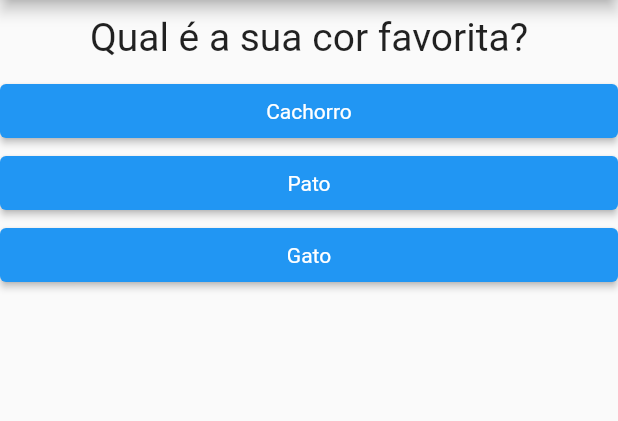
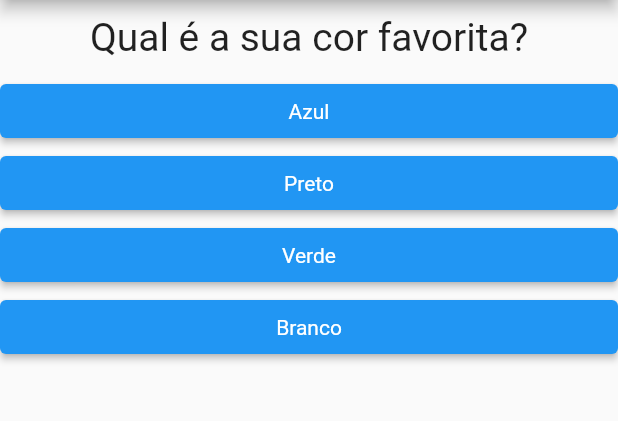
Before and after one commit to GabrielMerigo/quiz, a Flutter app: the screen it shows after launch, on a phone screen of 412 x 824 dp, the part 84-505 px from its top. Run offline on Flutter 3.47's test engine with Material 2 defaults, Android fonts, the phone set to English and light mode, and no system bars.

Commit message:
creating components

```diff
--- a/lib/main.dart
+++ b/lib/main.dart
@@ -1,48 +1,61 @@
 // ignore_for_file: avoid_print
 
 import 'package:flutter/material.dart';
-
-import './questão.dart';
-import './resposta.dart';
+import 'package:quiz/widgets/question%C3%A1rio.dart';
+import 'package:quiz/widgets/resposta.dart';
 
 main() => runApp(PerguntaApp());
 
 class PerguntaAppState extends State<PerguntaApp> {
   var perguntaSelecionada = 0;
+  final List<Map<String, Object>> _perguntas = const [
+    {
+      'texto': 'Qual é a sua cor favorita?',
+      'respostas': ['Azul', 'Preto', 'Verde', 'Branco']
+    },
+    {
+      'texto': 'Qual é o seu animal favorito?',
+      'respostas': ['Cachorro', 'Gato', 'Elefante']
+    },
+    {
+      'texto': 'Qual é o seu time favorito?',
+      'respostas': ['Binter', 'GRÊMIO', 'flamerda', 'GRÊMIO']
+    },
+  ];
 
   responder() {
     setState(() {
       perguntaSelecionada++;
     });
-    print('Pergunta respondida!');
+    print(perguntaSelecionada);
+  }
+
+  bool get temPerguntaSelecionada {
+    return perguntaSelecionada < _perguntas.length;
   }
 
   @override
   Widget build(BuildContext context) {
-    const List<Map<String, Object>> perguntas = [
-      {
-        'texto': 'Qual é a sua cor favorita?',
-        'respostas': ['Azul', 'Preto', 'Verde', 'Branco']
-      },
-      {
-        'texto': 'Qual é o seu animal favorito?',
-        'respostas': ['Cachorro', 'Gato', 'Elefante']
-      },
-    ];
+    List<String> respostas = temPerguntaSelecionada
+        ? _perguntas[perguntaSelecionada].cast()['respostas']
+        : [];
+
+    List<Widget> widgets =
+        respostas.map((text) => Resposta(text.toString(), responder)).toList();
 
     return MaterialApp(
       home: Scaffold(
           appBar: AppBar(
             title: Text('Perguntas'),
           ),
-          body: Column(
-            children: [
-              Questao(perguntas[perguntaSelecionada]['texto'].toString()),
-              Resposta('Cachorro', responder),
-              Resposta('Pato', responder),
-              Resposta('Gato', responder),
-            ],
-          )),
+          body: temPerguntaSelecionada
+              ? Questionario(_perguntas, perguntaSelecionada, widgets)
+              : Center(
+                  child: Text(
+                    'Parabéns!',
+                    style: TextStyle(fontSize: 30),
+                  ),
+                )),
     );
   }
 }
--- /dev/null
+++ b/lib/widgets/questionário.dart
@@ -0,0 +1,21 @@
+import 'package:flutter/widgets.dart';
+import 'package:quiz/widgets/quest%C3%A3o.dart';
+
+class Questionario extends StatelessWidget {
+  final int perguntaSelecionada;
+  final List<Map<String, Object>> perguntas;
+  final List<Widget> widgets;
+
+  Questionario(this.perguntas, this.perguntaSelecionada, this.widgets,
+      {super.key});
+
+  @override
+  Widget build(BuildContext context) {
+    return Column(
+      children: [
+        Questao(perguntas[perguntaSelecionada]['texto'].toString()),
+        ...widgets
+      ],
+    );
+  }
+}
```
Also changed, not shown: lib/widgets/questão.dart (renamed from lib/questão.dart), lib/widgets/resposta.dart (renamed from lib/resposta.dart), lib/widgets/resultado.dart (added).
